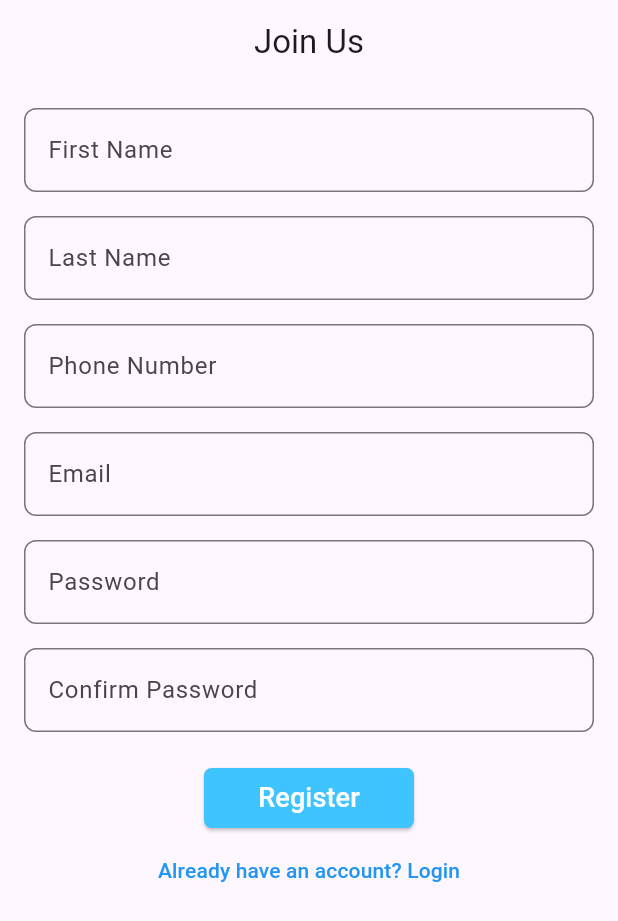
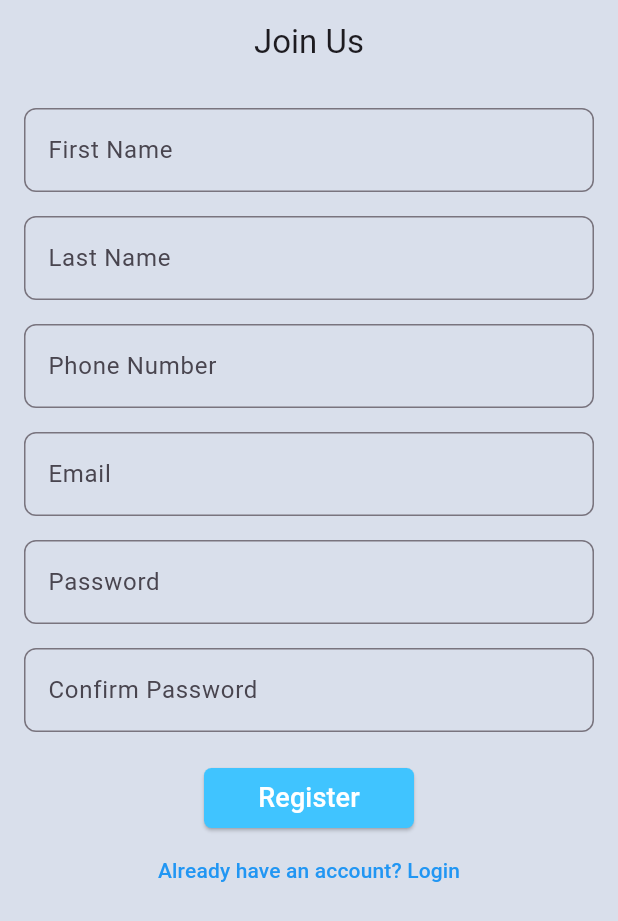
Before and after one commit to Smit085/SphereLink, a Flutter app: the RegistrationScreen screen opened directly, on a phone screen of 412 x 824 dp. Shown: the top 921 px of the screen. Run offline on Flutter 3.47's test engine with Material 3 defaults, Android fonts, the phone set to English and light mode, and no system bars; our stand-ins replace cached_network_image, custom_radio_grouped_button, dio, dotted_border, flutter_cache_manager, flutter_colorpicker and 12 more; missing offline and left inert: android_intent_plus, dart:ffi, gif, image_picker_android, image_picker_platform_interface, mappls_gl and 1 more; accounts and stored records are empty; network calls fail; statements that could not run were skipped.

Commit message:
Fixed bugs.

```diff
--- a/lib/screens/RegistrationScreen.dart
+++ b/lib/screens/RegistrationScreen.dart
@@ -27,7 +27,9 @@ class _RegistrationScreenState extends State<RegistrationScreen> {
   @override
   Widget build(BuildContext context) {
     return Scaffold(
+      backgroundColor: AppColors.appprimaryBackgroundColor,
       appBar: AppBar(
+        backgroundColor: AppColors.appprimaryBackgroundColor,
         title: Text('Join Us'),
         centerTitle: true,
       ),
```
